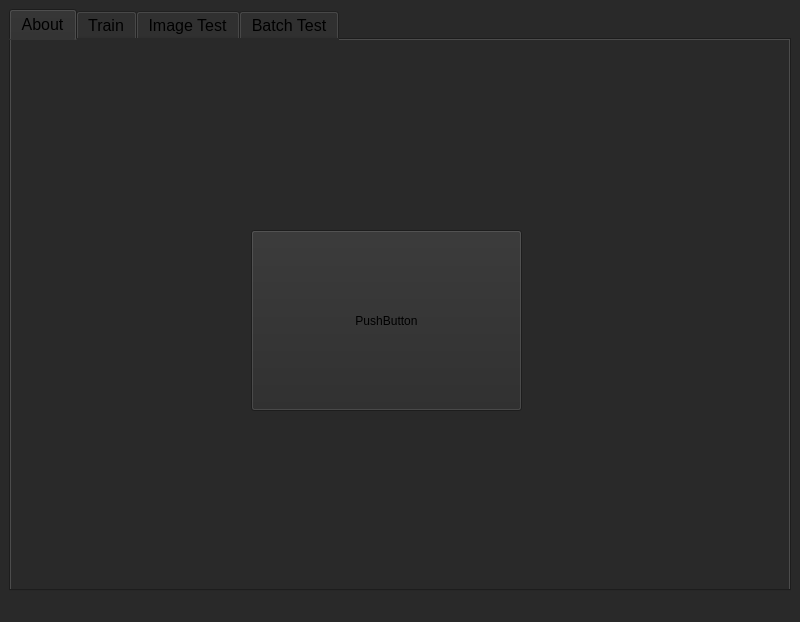
Before: the Qt Designer form GUI/UI/MainScreen.ui in shlomi1074/Camouflage-Final-Project, drawn with Qt 5.
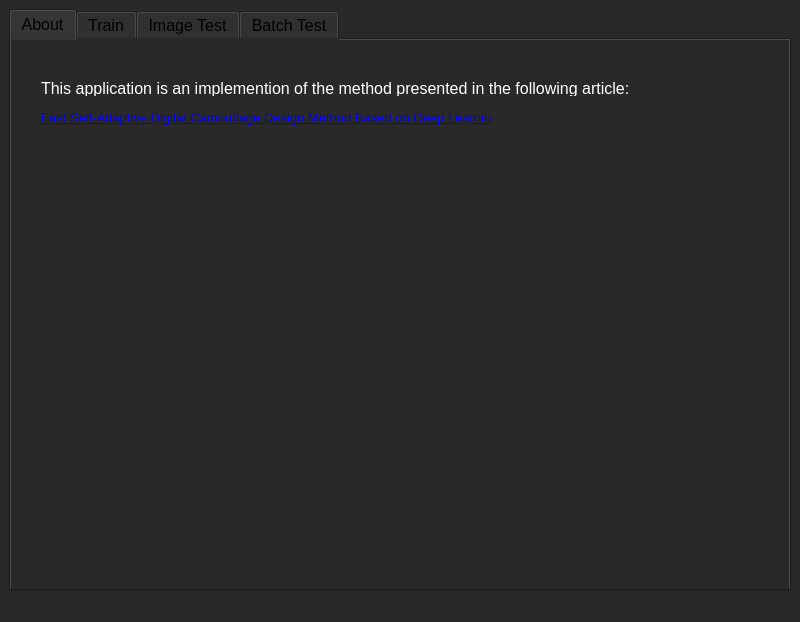
After: the same form once the commit is applied. The open tabs and pages were chosen to show the change.

Patch:
```diff
--- a/GUI/UI/MainScreen.ui
+++ b/GUI/UI/MainScreen.ui
@@ -72,22 +72,55 @@
        <attribute name="title">
         <string>About</string>
        </attribute>
-       <widget class="QPushButton" name="pushButton">
+       <widget class="QLabel" name="label_8">
         <property name="geometry">
          <rect>
-          <x>240</x>
-          <y>190</y>
-          <width>271</width>
-          <height>181</height>
+          <x>30</x>
+          <y>40</y>
+          <width>601</width>
+          <height>16</height>
          </rect>
         </property>
+        <property name="font">
+         <font>
+          <pointsize>12</pointsize>
+         </font>
+        </property>
         <property name="styleSheet">
-         <string notr="true">background: qlineargradient(x1: 0, y1: 0, x2: 0, y2: 1,
-                                stop: 0 #fafafa, stop: 0.4 #f4f4f4,
-                                stop: 0.5 #e7e7e7, stop: 1.0 #fafafa);</string>
+         <string notr="true">color:white</string>
         </property>
         <property name="text">
-         <string>PushButton</string>
+         <string>This application is an implemention of the method presented in the following article:</string>
+        </property>
+       </widget>
+       <widget class="QLabel" name="label_9">
+        <property name="geometry">
+         <rect>
+          <x>30</x>
+          <y>70</y>
+          <width>451</width>
+          <height>16</height>
+         </rect>
+        </property>
+        <property name="font">
+         <font>
+          <pointsize>10</pointsize>
+         </font>
+        </property>
+        <property name="styleSheet">
+         <string notr="true">color:green</string>
+        </property>
+        <property name="text">
+         <string>&lt;a href=&quot;https://www.mdpi.com/2076-3417/10/15/5284/htm&quot;&gt;Fast Self-Adaptive Digital Camouflage Design Method Based on Deep Learning&lt;/a&gt;</string>
+        </property>
+        <property name="textFormat">
+         <enum>Qt::AutoText</enum>
+        </property>
+        <property name="openExternalLinks">
+         <bool>true</bool>
+        </property>
+        <property name="textInteractionFlags">
+         <set>Qt::LinksAccessibleByKeyboard|Qt::LinksAccessibleByMouse</set>
         </property>
        </widget>
       </widget>
```
Left out of the diff: 4 changed lines with no effect on the pictures.
